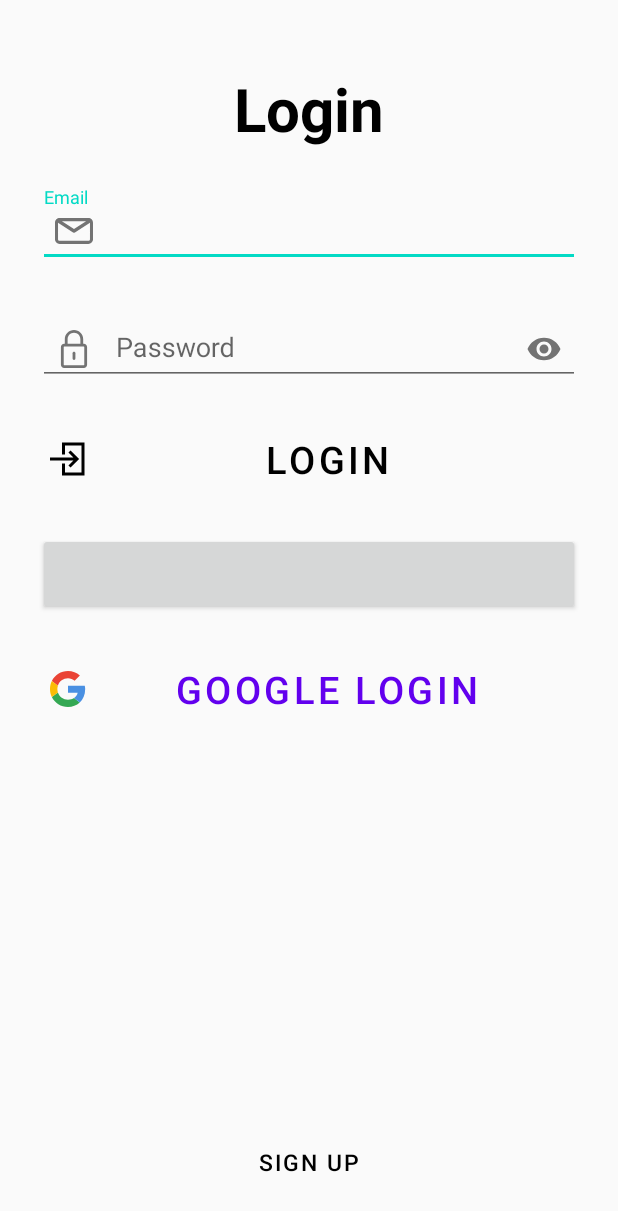
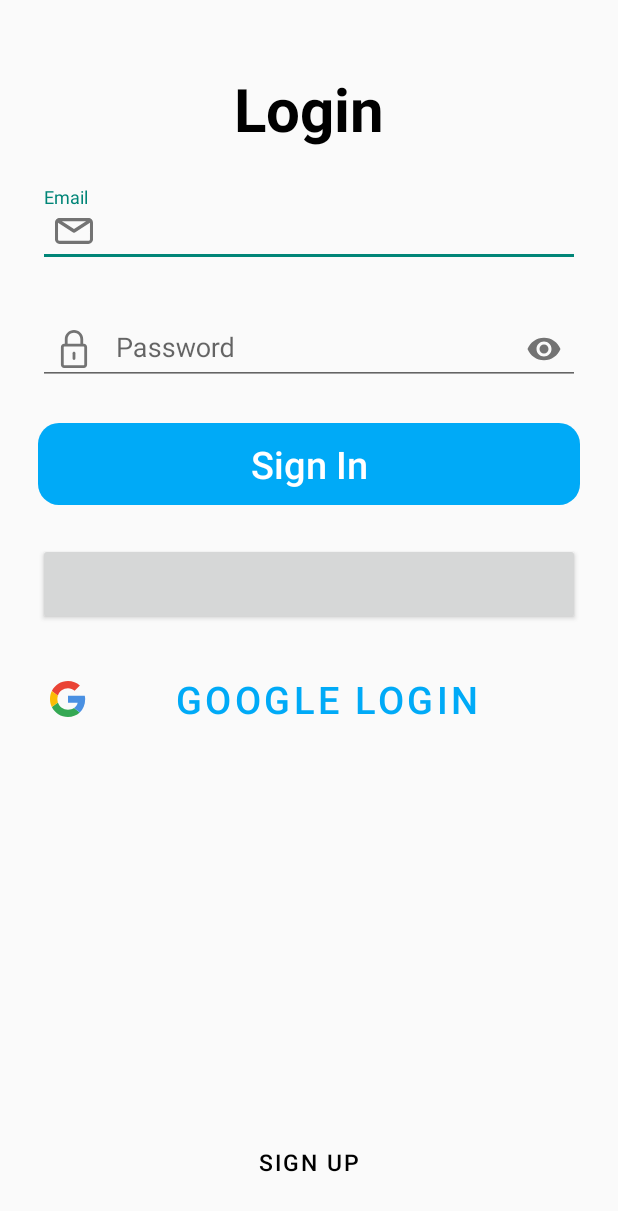
Before and after one commit to helderpgoncalves/EncryptedGallery, an Android app: the layout activity_main.xml on its own in the app's theme, with its tools: preview values and no code run, on a phone screen of 412 x 824 dp. Shown: the top 1211 px of the screen. Run offline under Robolectric (Android 15) with nearby library versions, the phone set to English and light mode, and no system bars; plain views replace LoginButton.

Commit message:
Added signup and login with email and password

```diff
--- /dev/null
+++ b/app/src/main/res/drawable/rounded_corners.xml
@@ -0,0 +1,8 @@
+<?xml version="1.0" encoding="utf-8"?>
+<selector xmlns:android="http://schemas.android.com/apk/res/android">
+    <item>
+        <shape android:shape="rectangle">
+            <corners android:radius="14dp"/>
+        </shape>
+    </item>
+</selector>
--- a/app/src/main/res/layout/activity_main.xml
+++ b/app/src/main/res/layout/activity_main.xml
@@ -20,7 +20,7 @@
         app:layout_constraintStart_toStartOf="@+id/title"
         app:layout_constraintTop_toBottomOf="@+id/title"
         app:startIconContentDescription="@string/email"
-        app:startIconDrawable="@drawable/ic_email_icon">
+        app:startIconDrawable="@drawable/ic_email">
 
         <com.google.android.material.textfield.TextInputEditText
             android:layout_width="match_parent"
@@ -43,7 +43,7 @@
         app:layout_constraintStart_toStartOf="@+id/username_edit"
         app:layout_constraintTop_toBottomOf="@+id/username_edit"
         app:startIconContentDescription="@string/password"
-        app:startIconDrawable="@drawable/ic_password_icon">
+        app:startIconDrawable="@drawable/ic_password">
 
         <com.google.android.material.textfield.TextInputEditText
             android:layout_width="match_parent"
@@ -81,17 +81,17 @@
 
     <Button
         android:id="@+id/login_button"
-        style="@style/Widget.MaterialComponents.Button.TextButton.Icon"
         android:layout_width="match_parent"
         android:layout_height="wrap_content"
         android:layout_marginStart="25dp"
-        android:textColor="@color/black"
-        android:drawableStart="@drawable/ic_login_icon"
+        android:textColor="@color/white"
         android:textAlignment="center"
         android:layout_marginTop="25dp"
         android:layout_marginEnd="25dp"
-        android:text="@string/login"
+        android:text="@string/signin"
         android:textSize="25sp"
+        android:theme="@style/Button.primary"
+        android:background="@drawable/rounded_corners"
         app:layout_constraintEnd_toEndOf="@+id/password_edit"
         app:layout_constraintStart_toStartOf="@+id/password_edit"
         app:layout_constraintTop_toBottomOf="@+id/password_edit" />
--- a/app/src/main/res/values/colors.xml
+++ b/app/src/main/res/values/colors.xml
@@ -7,4 +7,9 @@
     <color name="teal_700">#FF018786</color>
     <color name="black">#FF000000</color>
     <color name="white">#FFFFFFFF</color>
+
+    <color name="purple">#6e7298</color>
+    <color name="blue">#00aaf7</color>
+    <color name="light_blue">#01a5fc</color>
+    <color name="gray">#ebebeb</color>
 </resources>
--- a/app/src/main/res/values/strings.xml
+++ b/app/src/main/res/values/strings.xml
@@ -6,5 +6,6 @@
     <string name="email">Email</string>
     <string name="password">Password</string>
     <string name="login">Login</string>
+    <string name="signin">Sign In</string>
     <string name="Google_Login">Google Login</string>
 </resources>
--- a/app/src/main/res/values/themes.xml
+++ b/app/src/main/res/values/themes.xml
@@ -1,10 +1,23 @@
 <resources xmlns:tools="http://schemas.android.com/tools">
     <!-- Base application theme. -->
-    <style name="Theme.EncryptedGallery" parent="Theme.AppCompat.Light.DarkActionBar">
+    <style name="Theme.EncryptedGallery" parent="Theme.AppCompat.Light.NoActionBar">
         <!-- Primary brand color. -->
-        <item name="colorPrimary">@color/purple_500</item>
-        <item name="colorPrimaryDark">@color/purple_700</item>
-        <item name="colorAccent">@color/teal_200</item>
+        <item name="colorPrimary">@color/blue</item>
+        <item name="colorPrimaryVariant">@color/light_blue</item>
+        <item name="colorOnPrimary">@color/white</item>
         <!-- Customize your theme here. -->
     </style>
+
+    <style name="Button.primary" parent="ThemeOverlay.AppCompat">
+        <item name="android:backgroundTint">@color/blue</item>
+        <item name="android:textSize">18sp</item>
+        <item name="android:textColor">@color/white</item>
+        <item name="android:textAllCaps">false</item>
+        <item name="android:padding">10dp</item>
+    </style>
+
+    <style name="Button.secondary" parent="Button.primary">
+        <item name="android:backgroundTint">@color/gray</item>
+        <item name="android:textColor">@color/black</item>
+    </style>
 </resources>
```
Also changed, not shown: app/src/main/AndroidManifest.xml (+20 -6 lines), app/src/main/java/com/bitdev/encryptedgallery/GalleryActivity.kt (added, +11 -0 lines), app/src/main/java/com/bitdev/encryptedgallery/MainActivity.kt (+15 -0 lines), app/src/main/java/com/bitdev/encryptedgallery/SignupActivity.kt (added, +125 -0 lines), app/src/main/res/drawable/input.xml (added, +10 -0 lines), app/src/main/res/drawable/input_wrapper.xml (added, +10 -0 lines), app/src/main/res/layout/activity_gallery.xml (added, +9 -0 lines), app/src/main/res/layout/activity_signup.xml (added, +172 -0 lines), app/src/main/res/drawable/ic_email.xml (renamed from app/src/main/res/drawable/ic_email_icon.xml), app/src/main/res/drawable/ic_password.xml (renamed from app/src/main/res/drawable/ic_password_icon.xml), 1 other file.
